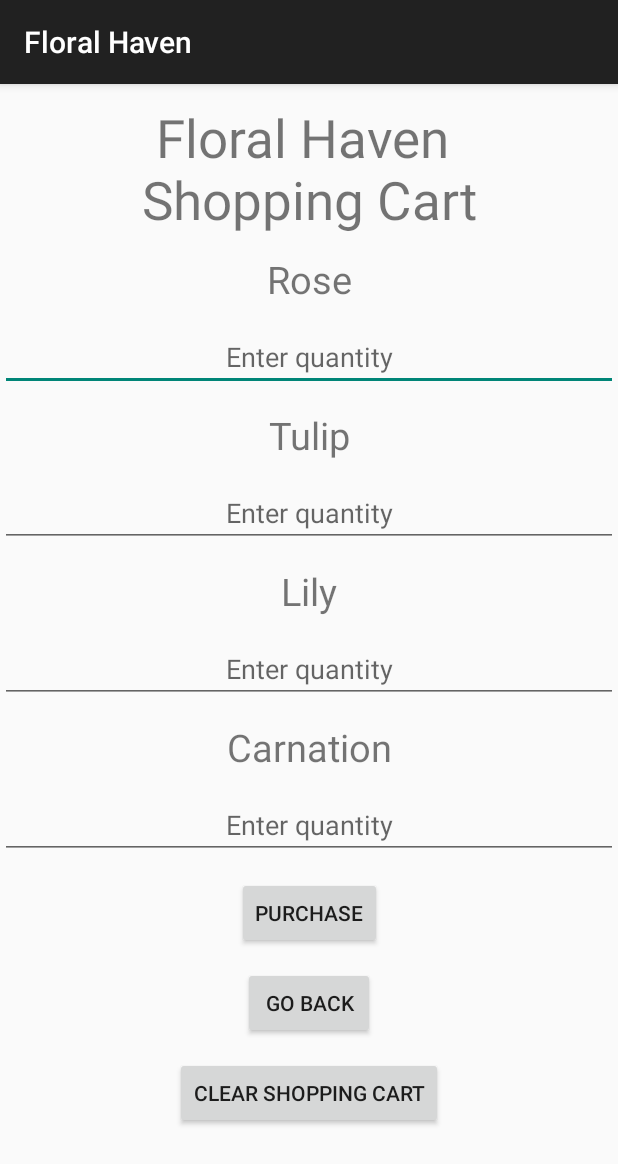
After one commit to harutlem/Floral_Haven, an Android app: the ShoppingCartActivity screen opened directly, with no data from a screen before it, on a phone screen of 412 x 824 dp. The commit adds this screen. Shown: the top 1164 px of the screen. Run offline under Robolectric (Android 15) with nearby library versions, the phone set to English and light mode, and no system bars; our stand-ins replace Room's generated code.

Commit message:
added the views for the landing page buttons

```diff
--- /dev/null
+++ b/app/src/main/java/com/example/floralhaven/ShoppingCartActivity.java
@@ -0,0 +1,48 @@
+package com.example.floralhaven;
+
+import android.content.Context;
+import android.content.Intent;
+import android.os.Bundle;
+import android.view.View;
+
+import androidx.activity.EdgeToEdge;
+import androidx.appcompat.app.AppCompatActivity;
+import androidx.core.graphics.Insets;
+import androidx.core.view.ViewCompat;
+import androidx.core.view.WindowInsetsCompat;
+
+import com.example.floralhaven.database.FlowerRepository;
+import com.example.floralhaven.databinding.ActivityShoppingCartBinding;
+
+public class ShoppingCartActivity extends AppCompatActivity {
+
+    private ActivityShoppingCartBinding binding;
+
+    private FlowerRepository repository;
+
+
+
+    @Override
+    protected void onCreate(Bundle savedInstanceState) {
+        super.onCreate(savedInstanceState);
+
+        binding = ActivityShoppingCartBinding.inflate(getLayoutInflater());
+        setContentView(binding.getRoot());
+
+        repository =  FlowerRepository.getRepository(getApplication());
+
+        binding.goBackToMainActivitySC.setOnClickListener(new View.OnClickListener() {
+            @Override
+            public void onClick(View v) {
+                startActivity(MainActivity.mainActivityIntentFactory(getApplicationContext(),MainActivity.DEVICE_ID_DEFAULT));
+
+            }
+        });
+
+
+    }
+
+    static Intent ShoppingIntentFactory(Context context){
+        return new Intent(context, ShoppingCartActivity.class);
+    }
+}
--- a/app/src/main/java/com/example/floralhaven/database/FlowerDAO.java
+++ b/app/src/main/java/com/example/floralhaven/database/FlowerDAO.java
@@ -1,10 +1,12 @@
 package com.example.floralhaven.database;
 
+import androidx.lifecycle.LiveData;
 import androidx.room.Dao;
 import androidx.room.Insert;
 import androidx.room.OnConflictStrategy;
 import androidx.room.Query;
 
+import com.example.floralhaven.database.entities.Flower;
 import com.example.floralhaven.database.entities.OrderHistory;
 
 import java.util.List;
@@ -12,10 +14,12 @@ import java.util.List;
 @Dao
 public interface FlowerDAO {
     @Insert(onConflict = OnConflictStrategy.REPLACE)
-    void insert(OrderHistory record);
+    void insert(Flower record);
 
-    @Query("Select * from " + FlowerDatabase.ORDER_HISTORY_TABLE)
-    List<OrderHistory> getAllRecords();
+    @Query("Select * from " + FlowerDatabase.FLOWER_TABLE)
+    List<Flower> getAllRecords();
 
 
+   /// @Query("Select * from " + FlowerDatabase.FLOWER_TABLE + " where userId = :loggedInUserId  order by date desc")
+   // List<Flower> getAllLogsByUserId(int userId);
 }
--- a/app/src/main/java/com/example/floralhaven/database/FlowerDatabase.java
+++ b/app/src/main/java/com/example/floralhaven/database/FlowerDatabase.java
@@ -11,6 +11,8 @@ import androidx.room.TypeConverter;
 import androidx.room.TypeConverters;
 import androidx.sqlite.db.SupportSQLiteDatabase;
 
+import com.example.floralhaven.BrowseFlowersActivity;
+import com.example.floralhaven.database.entities.Flower;
 import com.example.floralhaven.database.entities.OrderHistory;
 import com.example.floralhaven.MainActivity;
 import com.example.floralhaven.database.entities.User;
@@ -20,13 +22,16 @@ import java.util.concurrent.ExecutorService;
 import java.util.concurrent.Executors;
 
 @TypeConverters(LocalDateTypeConverter.class)
-@Database(entities = {OrderHistory.class, User.class}, version = 1, exportSchema = false)
+@Database(entities = {OrderHistory.class, User.class, Flower.class}, version = 2, exportSchema = false)
 public abstract class FlowerDatabase extends RoomDatabase {
 
 
     public static final String USER_TABLE = "usertable";
     private static final String DATABASE_NAME = "FlowerDatabase";
     public static final String ORDER_HISTORY_TABLE = "orderHistoryTable";
+
+    public static final String FLOWER_TABLE = "flowerTable";
+
 
     private static volatile FlowerDatabase INSTANCE;
     private static  final int NUMBER_OF_THREADS = 4;
@@ -72,6 +77,9 @@ public abstract class FlowerDatabase extends RoomDatabase {
         }
     };
 
+  //  public abstract Object getInstance();
+
+
     public abstract FlowerDAO flowerDAO();
 
     public abstract UserDAO userDao();
--- /dev/null
+++ b/app/src/main/res/layout/activity_shopping_cart.xml
@@ -0,0 +1,161 @@
+<?xml version="1.0" encoding="utf-8"?>
+<androidx.constraintlayout.widget.ConstraintLayout xmlns:android="http://schemas.android.com/apk/res/android"
+    xmlns:app="http://schemas.android.com/apk/res-auto"
+    xmlns:tools="http://schemas.android.com/tools"
+    android:id="@+id/main"
+    android:layout_width="match_parent"
+    android:layout_height="match_parent"
+    tools:context=".ShoppingCartActivity">
+
+    <TextView
+        android:id="@+id/shoppingCartWelcome"
+        android:layout_width="match_parent"
+        android:layout_height="wrap_content"
+        android:layout_marginTop="12dp"
+        android:gravity="center"
+        android:text="@string/floral_haven_nshopping_cart"
+        android:textSize="35sp"
+        app:layout_constraintEnd_toEndOf="parent"
+        app:layout_constraintStart_toStartOf="parent"
+        app:layout_constraintTop_toTopOf="parent" />
+
+    <TextView
+        android:id="@+id/roseTextViewSC"
+        android:layout_width="match_parent"
+        android:layout_height="wrap_content"
+        android:layout_marginTop="12dp"
+        android:gravity="center"
+        android:text="@string/rose"
+        android:textSize="25sp"
+        app:layout_constraintEnd_toEndOf="parent"
+        app:layout_constraintStart_toStartOf="parent"
+        app:layout_constraintTop_toBottomOf="@id/shoppingCartWelcome" />
+
+    <EditText
+        android:id="@+id/roseQuantityEditTextSC"
+        android:layout_width="match_parent"
+        android:layout_height="wrap_content"
+        android:layout_marginTop="12dp"
+        android:autofillHints="Please enter Rose quantity"
+        android:gravity="center"
+        android:hint="@string/enter_quantity"
+        android:inputType="numberSigned"
+        app:layout_constraintEnd_toEndOf="parent"
+        app:layout_constraintStart_toStartOf="parent"
+        app:layout_constraintTop_toBottomOf="@id/roseTextViewSC" />
+
+
+
+    <TextView
+        android:id="@+id/tulipTextViewSC"
+        android:layout_width="match_parent"
+        android:layout_height="wrap_content"
+        android:layout_marginTop="12dp"
+        android:textSize="25sp"
+        android:gravity="center"
+        android:text="@string/tulip"
+        app:layout_constraintEnd_toEndOf="parent"
+        app:layout_constraintStart_toStartOf="parent"
+        app:layout_constraintTop_toBottomOf="@id/roseQuantityEditTextSC" />
+
+    <EditText
+        android:id="@+id/tulipQuantityEditTextSC"
+        android:layout_width="match_parent"
+        android:layout_height="wrap_content"
+        android:layout_marginTop="12dp"
+        android:autofillHints="Please enter tulip quantity"
+        android:gravity="center"
+        android:hint="@string/enter_quantity_tulip"
+        android:inputType="numberSigned"
+        app:layout_constraintEnd_toEndOf="parent"
+        app:layout_constraintStart_toStartOf="parent"
+        app:layout_constraintTop_toBottomOf="@id/tulipTextViewSC" />
+
+
+
+    <TextView
+        android:id="@+id/lilyTextViewSC"
+        android:layout_width="match_parent"
+        android:layout_height="wrap_content"
+        android:textSize="25sp"
+        android:layout_marginTop="12dp"
+        android:gravity="center"
+        android:text="@string/lily"
+        app:layout_constraintEnd_toEndOf="parent"
+        app:layout_constraintStart_toStartOf="parent"
+        app:layout_constraintTop_toBottomOf="@id/tulipQuantityEditTextSC" />
+
+    <EditText
+        android:id="@+id/lilyQuantityEditTextSC"
+        android:layout_width="match_parent"
+        android:layout_height="wrap_content"
+        android:layout_marginTop="12dp"
+        android:autofillHints="Please enter Lily quantity"
+        android:gravity="center"
+        android:hint="@string/enter_quantity_lily"
+        android:inputType="numberSigned"
+        app:layout_constraintEnd_toEndOf="parent"
+        app:layout_constraintStart_toStartOf="parent"
+        app:layout_constraintTop_toBottomOf="@id/lilyTextViewSC" />
+
+
+
+    <TextView
+        android:id="@+id/carnationTextViewSC"
+        android:layout_width="match_parent"
+        android:layout_height="wrap_content"
+        android:textSize="25sp"
+        android:layout_marginTop="12dp"
+        android:gravity="center"
+        android:text="@string/carnation"
+        app:layout_constraintEnd_toEndOf="parent"
+        app:layout_constraintStart_toStartOf="parent"
+        app:layout_constraintTop_toBottomOf="@id/lilyQuantityEditTextSC" />
+
+    <EditText
+        android:id="@+id/carnationQuantityEditTextSC"
+        android:layout_width="match_parent"
+        android:layout_height="wrap_content"
+        android:layout_marginTop="12dp"
+        android:autofillHints="Plase enter carnation quantity"
+        android:gravity="center"
+        android:hint="@string/enter_quantity_carnation"
+        android:inputType="numberSigned"
+        app:layout_constraintEnd_toEndOf="parent"
+        app:layout_constraintStart_toStartOf="parent"
+        app:layout_constraintTop_toBottomOf="@id/carnationTextViewSC" />
+
+    <Button
+        android:id="@+id/purchaseSC"
+        android:layout_width="wrap_content"
+        android:layout_height="wrap_content"
+        android:layout_marginTop="12dp"
+        android:gravity="center"
+        android:text="@string/purchase"
+        app:layout_constraintEnd_toEndOf="parent"
+        app:layout_constraintStart_toStartOf="parent"
+        app:layout_constraintTop_toBottomOf="@id/carnationQuantityEditTextSC" />
+
+    <Button
+        android:id="@+id/goBackToMainActivitySC"
+        android:layout_width="wrap_content"
+        android:layout_height="wrap_content"
+        android:layout_marginTop="12dp"
+        android:gravity="center"
+        android:text="@string/go_back"
+        app:layout_constraintEnd_toEndOf="parent"
+        app:layout_constraintStart_toStartOf="parent"
+        app:layout_constraintTop_toBottomOf="@id/purchaseSC" />
+
+    <Button
+        android:id="@+id/clearSC"
+        android:layout_width="wrap_content"
+        android:layout_height="wrap_content"
+        android:layout_marginTop="12dp"
+        android:gravity="center"
+        android:text="@string/clear_shopping_cart"
+        app:layout_constraintEnd_toEndOf="parent"
+        app:layout_constraintStart_toStartOf="parent"
+        app:layout_constraintTop_toBottomOf="@id/goBackToMainActivitySC" />
+
+</androidx.constraintlayout.widget.ConstraintLayout>
--- a/app/src/main/res/values/strings.xml
+++ b/app/src/main/res/values/strings.xml
@@ -3,11 +3,28 @@
     <string name="browse_flowers">Browse Flowers</string>
     <string name="view_cart">View Cart</string>
     <string name="order_history">Order History</string>
-    <string name="welcome_user">Welcome: User</string>
+    <string name="welcome_user">Welcome!</string>
     <string name="login_welcome">Welcome to Floral Haven\n Please Sign in.</string>
     <string name="username">Username</string>
     <string name="password">Password</string>
     <string name="login">Login!</string>
     <string name="preference_file_key">harutPreferenceFileNameFlower</string>
     <string name="preference_user_id_key">haruflowerPreferenceUserIdKey</string>
+    <string name="enter_quantity">Enter quantity</string>
+    <string name="add">Add</string>
+    <string name="rose">Rose</string>
+    <string name="tulip">Tulip</string>
+    <string name="enter_quantity_tulip">Enter quantity</string>
+    <string name="add_tulip">Add</string>
+    <string name="lily">Lily</string>
+    <string name="enter_quantity_lily">Enter quantity</string>
+    <string name="add_lily">Add</string>
+    <string name="carnation">Carnation</string>
+    <string name="enter_quantity_carnation">Enter quantity</string>
+    <string name="add_carnation">Add to Shopping Cart</string>
+    <string name="go_back">Go Back</string>
+    <string name="purchase">Purchase</string>
+    <string name="clear_shopping_cart">Clear Shopping Cart</string>
+    <string name="floral_haven_nshopping_cart">Floral Haven \nShopping Cart</string>
+    <string name="go_back_order">Go Back</string>
 </resources>
```
Also changed, not shown: app/src/main/AndroidManifest.xml (+9 -0 lines), app/src/main/java/com/example/floralhaven/BrowseFlowersActivity.java (added, +105 -0 lines), app/src/main/java/com/example/floralhaven/MainActivity.java (+26 -0 lines), app/src/main/java/com/example/floralhaven/OrderHistoryActivity.java (added, +51 -0 lines), app/src/main/java/com/example/floralhaven/database/FlowerRepository.java (+13 -12 lines), app/src/main/java/com/example/floralhaven/database/entities/Flower.java (added, +104 -0 lines), app/src/main/res/layout/activity_browse_flowers.xml (added, +139 -0 lines), app/src/main/res/layout/activity_order_history.xml (added, +30 -0 lines).
